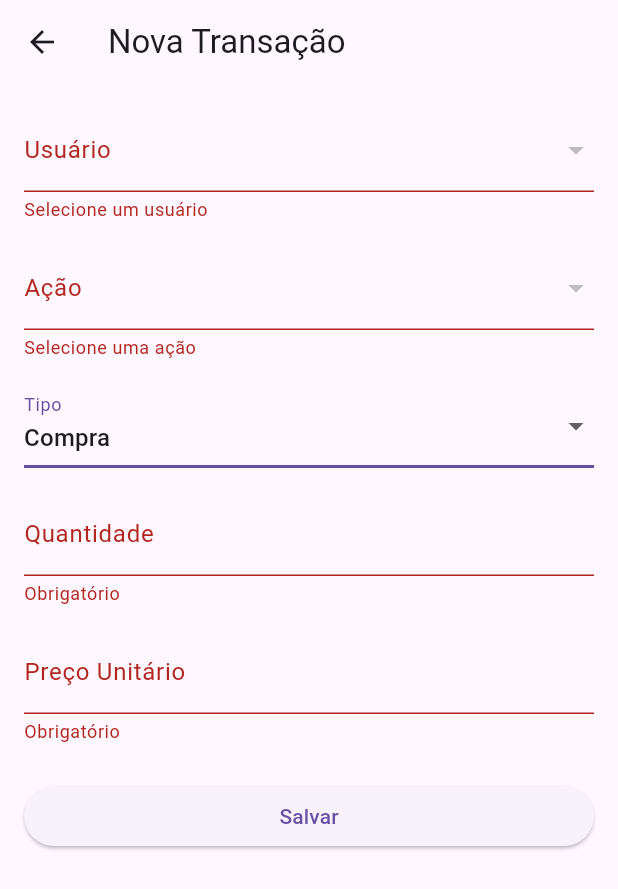
After one commit to ramonlopes/Projeto-Flutter-Bolsa, a Flutter app: the TransacaoFormScreen screen opened directly, after a tap on "Compra", after a tap on "Salvar", on a phone screen of 412 x 824 dp. The commit adds this screen. Shown: the top 889 px of the screen. Run offline on Flutter 3.47's test engine with Material 3 defaults, Android fonts, the light colour scheme and no system bars; our stand-ins replace google_sign_in; network calls fail.

```diff
--- a/app_flutter/lib/config/api_config.dart
+++ b/app_flutter/lib/config/api_config.dart
@@ -5,7 +5,7 @@ class ApiConfig {
   static String get baseUrl {
     if (_defined.isNotEmpty) return _defined;
     if (kIsWeb) return 'http://localhost:3000';
-    if (defaultTargetPlatform == TargetPlatform.android) return 'http://10.0.2.2:3000';
+    if (defaultTargetPlatform == TargetPlatform.android) return 'http://192.168.10.18:3000'; // IP DO PC
     return 'http://localhost:3000'; // Windows, macOS, iOS simulador
   }
 
--- /dev/null
+++ b/app_flutter/lib/models/transacao.dart
@@ -0,0 +1,53 @@
+class Transacao {
+  final int? id;
+  final int usuarioId;
+  final int acaoId;
+  final String tipo; // 'compra' ou 'venda'
+  final int quantidade;
+  final double precoUnitario;
+  final DateTime? dataTransacao;
+
+  // Campos opcionais se vier join
+  final String? usuarioNome;
+  final String? acaoCodigo;
+
+  Transacao({
+    this.id,
+    required this.usuarioId,
+    required this.acaoId,
+    required this.tipo,
+    required this.quantidade,
+    required this.precoUnitario,
+    this.dataTransacao,
+    this.usuarioNome,
+    this.acaoCodigo,
+  });
+
+  factory Transacao.fromJson(Map<String, dynamic> json) {
+    return Transacao(
+      id: json['id'] as int?,
+      usuarioId: json['usuario_id'] as int,
+      acaoId: json['acao_id'] as int,
+      tipo: json['tipo'] ?? '',
+      quantidade: json['quantidade'] as int,
+      precoUnitario: (json['preco_unitario'] is num)
+          ? (json['preco_unitario'] as num).toDouble()
+          : 0.0,
+      dataTransacao: json['data_transacao'] != null
+          ? DateTime.tryParse(json['data_transacao'])
+          : null,
+      usuarioNome: json['Usuario']?['nome'],
+      acaoCodigo: json['Acao']?['codigo'],
+    );
+  }
+
+  Map<String, dynamic> toJsonCreate() {
+    return {
+      'usuario_id': usuarioId,
+      'acao_id': acaoId,
+      'tipo': tipo,
+      'quantidade': quantidade,
+      'preco_unitario': precoUnitario,
+    };
+  }
+}
--- /dev/null
+++ b/app_flutter/lib/screens/transacao_form_screen.dart
@@ -0,0 +1,211 @@
+import 'package:flutter/material.dart';
+import '../models/transacao.dart';
+import '../services/transacao_service.dart';
+import '../services/usuario_service.dart';
+import '../services/acao_service.dart';
+import '../models/usuario.dart';
+import '../models/acao.dart';
+
+class TransacaoFormScreen extends StatefulWidget {
+  final Transacao? transacao; // null = criar, não-null = editar
+
+  const TransacaoFormScreen({super.key, this.transacao});
+
+  @override
+  State<TransacaoFormScreen> createState() => _TransacaoFormScreenState();
+}
+
+class _TransacaoFormScreenState extends State<TransacaoFormScreen> {
+  final _formKey = GlobalKey<FormState>();
+  final _transacaoService = TransacaoService();
+  final _usuarioService = UsuarioService();
+  final _acaoService = AcaoService();
+
+  int? _selectedUsuarioId;
+  int? _selectedAcaoId;
+  String _tipo = 'compra';
+  final _quantidadeController = TextEditingController();
+  final _precoController = TextEditingController();
+
+  List<Usuario> _usuarios = [];
+  List<Acao> _acoes = [];
+  bool _loading = true;
+
+  bool get _isEdicao => widget.transacao != null;
+
+  @override
+  void initState() {
+    super.initState();
+    if (_isEdicao) {
+      _selectedUsuarioId = widget.transacao!.usuarioId;
+      _selectedAcaoId = widget.transacao!.acaoId;
+      _tipo = widget.transacao!.tipo;
+      _quantidadeController.text = widget.transacao!.quantidade.toString();
+      _precoController.text = widget.transacao!.precoUnitario.toString();
+    }
+    _carregarDados();
+  }
+
+  @override
+  void dispose() {
+    _quantidadeController.dispose();
+    _precoController.dispose();
+    super.dispose();
+  }
+
+  Future<void> _carregarDados() async {
+    try {
+      final usuarios = await _usuarioService.listarUsuarios();
+      final acoes = await _acaoService.listarAcoes();
+      if (!mounted) return;
+      setState(() {
+        _usuarios = usuarios;
+        _acoes = acoes;
+        _loading = false;
+        if (!_isEdicao) {
+          if (_usuarios.isNotEmpty) _selectedUsuarioId = _usuarios.first.id;
+          if (_acoes.isNotEmpty) _selectedAcaoId = _acoes.first.id;
+        }
+      });
+    } catch (e) {
+      if (!mounted) return;
+      setState(() => _loading = false);
+      ScaffoldMessenger.of(context).showSnackBar(
+        SnackBar(content: Text('Erro ao carregar dados: $e')),
+      );
+    }
+  }
+
+  Future<void> _salvar() async {
+    if (!_formKey.currentState!.validate()) return;
+    if (_selectedUsuarioId == null || _selectedAcaoId == null) {
+      ScaffoldMessenger.of(context).showSnackBar(
+        const SnackBar(content: Text('Selecione usuário e ação')),
+      );
+      return;
+    }
+
+    final messenger = ScaffoldMessenger.of(context);
+    final navigator = Navigator.of(context);
+
+    try {
+      final transacao = Transacao(
+        id: widget.transacao?.id,
+        usuarioId: _selectedUsuarioId!,
+        acaoId: _selectedAcaoId!,
+        tipo: _tipo,
+        quantidade: int.parse(_quantidadeController.text),
+        precoUnitario: double.parse(_precoController.text),
+      );
+
+      if (_isEdicao) {
+        await _transacaoService.atualizarTransacao(widget.transacao!.id!, transacao);
+        if (!mounted) return;
+        messenger.showSnackBar(
+          const SnackBar(content: Text('Transação atualizada com sucesso')),
+        );
+      } else {
+        await _transacaoService.criarTransacao(transacao);
+        if (!mounted) return;
+        messenger.showSnackBar(
+          const SnackBar(content: Text('Transação criada com sucesso')),
+        );
+      }
+      navigator.pop(true);
+    } catch (e) {
+      if (!mounted) return;
+      messenger.showSnackBar(
+        SnackBar(content: Text('Erro ao salvar transação: $e')),
+      );
+    }
+  }
+
+  @override
+  Widget build(BuildContext context) {
+    if (_loading) {
+      return const Scaffold(
+        body: Center(child: CircularProgressIndicator()),
+      );
+    }
+
+    return Scaffold(
+      appBar: AppBar(
+        title: Text(_isEdicao ? 'Editar Transação' : 'Nova Transação'),
+      ),
+      body: Padding(
+        padding: const EdgeInsets.all(16.0),
+        child: Form(
+          key: _formKey,
+          child: ListView(
+            children: [
+              DropdownButtonFormField<int>(
+                value: _selectedUsuarioId,
+                decoration: const InputDecoration(labelText: 'Usuário'),
+                items: _usuarios
+                    .map((u) => DropdownMenuItem(
+                          value: u.id,
+                          child: Text(u.nome),
+                        ))
+                    .toList(),
+                onChanged: (val) => setState(() => _selectedUsuarioId = val),
+                validator: (val) => val == null ? 'Selecione um usuário' : null,
+              ),
+              const SizedBox(height: 16),
+              DropdownButtonFormField<int>(
+                value: _selectedAcaoId,
+                decoration: const InputDecoration(labelText: 'Ação'),
+                items: _acoes
+                    .map((a) => DropdownMenuItem(
+                          value: a.id,
+                          child: Text('${a.codigo} - ${a.nomeEmpresa}'),
+                        ))
+                    .toList(),
+                onChanged: (val) => setState(() => _selectedAcaoId = val),
+                validator: (val) => val == null ? 'Selecione uma ação' : null,
+              ),
+              const SizedBox(height: 16),
+              DropdownButtonFormField<String>(
+                value: _tipo,
+                decoration: const InputDecoration(labelText: 'Tipo'),
+                items: const [
+                  DropdownMenuItem(value: 'compra', child: Text('Compra')),
+                  DropdownMenuItem(value: 'venda', child: Text('Venda')),
+                ],
+                onChanged: (val) => setState(() => _tipo = val!),
+              ),
+              const SizedBox(height: 16),
+              TextFormField(
+                controller: _quantidadeController,
+                decoration: const InputDecoration(labelText: 'Quantidade'),
+                keyboardType: TextInputType.number,
+                validator: (val) {
+                  if (val == null || val.isEmpty) return 'Obrigatório';
+                  final n = int.tryParse(val);
+                  if (n == null || n <= 0) return 'Deve ser > 0';
+                  return null;
+                },
+              ),
+              const SizedBox(height: 16),
+              TextFormField(
+                controller: _precoController,
+                decoration: const InputDecoration(labelText: 'Preço Unitário'),
+                keyboardType: const TextInputType.numberWithOptions(decimal: true),
+                validator: (val) {
+                  if (val == null || val.isEmpty) return 'Obrigatório';
+                  final n = double.tryParse(val);
+                  if (n == null || n <= 0) return 'Deve ser > 0';
+                  return null;
+                },
+              ),
+              const SizedBox(height: 24),
+              ElevatedButton(
+                onPressed: _salvar,
+                child: Text(_isEdicao ? 'Atualizar' : 'Salvar'),
+              ),
+            ],
+          ),
+        ),
+      ),
+    );
+  }
+}
```
Also changed, not shown: app_flutter/lib/screens/home_screen.dart (+10 -0 lines), app_flutter/lib/screens/transacoes_screen.dart (added, +140 -0 lines), app_flutter/lib/services/transacao_service.dart (added, +71 -0 lines), 6 other files.
